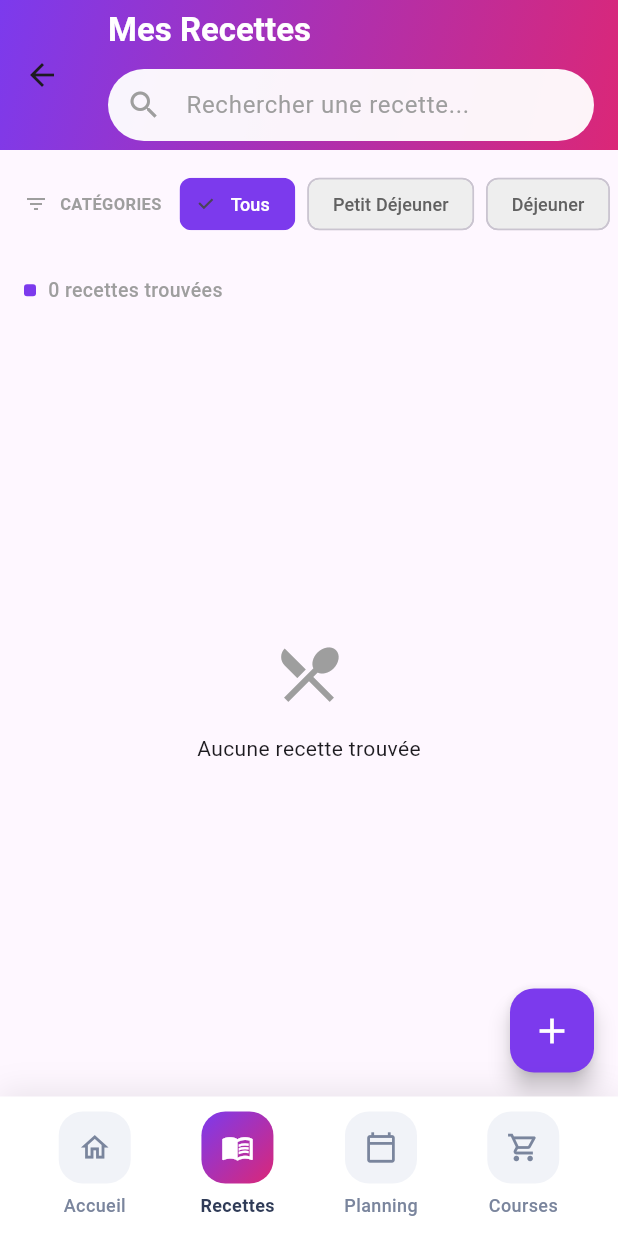
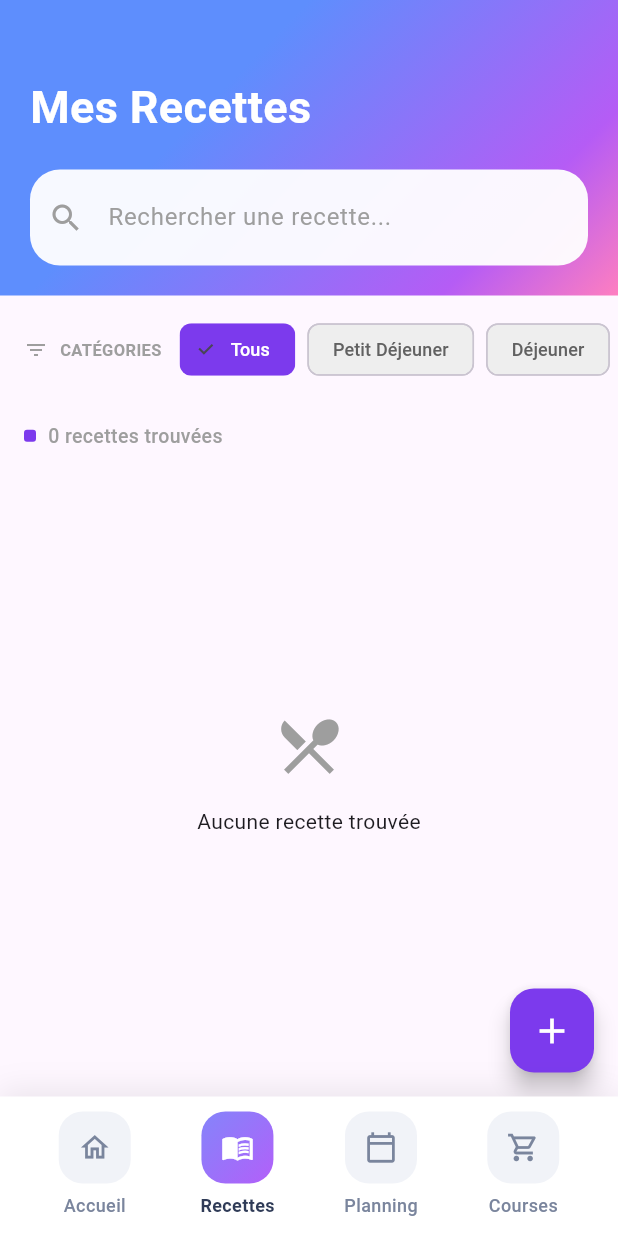
Before and after one commit to skandar96/DEVMOB-GestionRepas, a Flutter app: the MainNavigation screen opened by its route, item 2 of the bottom bar chosen, on a phone screen of 412 x 824 dp. Run offline on Flutter 3.47's test engine with Material 3 defaults, Android fonts, the phone set to English and light mode, and no system bars; our stand-ins replace cloud_firestore, firebase_auth, firebase_core; accounts and stored records are empty; network calls fail.

Commit message:
Refactor UI components with gradient headers and update button styles across authentication and recipe pages

```diff
--- /dev/null
+++ b/lib/theme/gradient_header.dart
@@ -0,0 +1,45 @@
+import 'package:flutter/material.dart';
+
+/// Palette de couleurs pour les dégradés
+class GradientPalette {
+  static List<Color> colors = [
+    const Color.fromARGB(163, 94, 142, 253).withOpacity(1.0), // Blue
+    const Color.fromARGB(227, 181, 92, 245).withOpacity(1.0), // Purple
+    const Color.fromARGB(230, 254, 126, 192).withOpacity(1.0), // Pink
+  ];
+
+  static const List<double> stops = [0.0, 0.7, 1.0];
+}
+
+/// Widget de header avec dégradé 3 couleurs
+class GradientHeader extends StatelessWidget {
+  final Widget child;
+  final EdgeInsets padding;
+  final Alignment begin;
+  final Alignment end;
+
+  const GradientHeader({
+    super.key,
+    required this.child,
+    this.padding = const EdgeInsets.fromLTRB(20, 50, 20, 55),
+    this.begin = Alignment.topCenter,
+    this.end = Alignment.bottomRight,
+  });
+
+  @override
+  Widget build(BuildContext context) {
+    return Container(
+      width: double.infinity,
+      padding: padding,
+      decoration: BoxDecoration(
+        gradient: LinearGradient(
+          colors: GradientPalette.colors,
+          stops: GradientPalette.stops,
+          begin: begin,
+          end: end,
+        ),
+      ),
+      child: child,
+    );
+  }
+}
--- a/lib/views/Recipe/RecipeListPage.dart
+++ b/lib/views/Recipe/RecipeListPage.dart
@@ -2,6 +2,7 @@ import 'package:flutter/material.dart';
 import 'package:provider/provider.dart';
 import '../../providers/RecipeProvider.dart';
 import '../../Models/recipe.dart';
+import '../../theme/gradient_header.dart';
 
 class RecipeListPage extends StatefulWidget {
   const RecipeListPage({super.key});
@@ -34,13 +35,22 @@ class _RecipeListPageState extends State<RecipeListPage> {
   @override
   Widget build(BuildContext context) {
     return Scaffold(
-      appBar: _buildAppBar(),
       floatingActionButton: FloatingActionButton(
         onPressed: () => Navigator.pushNamed(context, '/addRecipe'),
         backgroundColor: const Color(0xFF7C3AED),
         child: const Icon(Icons.add, color: Colors.white, size: 28),
       ),
-      body: Consumer<RecipeProvider>(
+      body: Column(
+        children: [
+          _buildAppBar(),
+          Expanded(child: _buildBody()),
+        ],
+      ),
+    );
+  }
+
+  Widget _buildBody() {
+    return Consumer<RecipeProvider>(
       builder: (context, recipeProvider, child) {
         if (recipeProvider.isLoading) {
           return const Center(child: CircularProgressIndicator());
@@ -116,7 +126,6 @@ class _RecipeListPageState extends State<RecipeListPage> {
           ],
         );
       },
-      ),
     );
   }
 
@@ -132,32 +141,21 @@ class _RecipeListPageState extends State<RecipeListPage> {
     }).toList();
   }
 
-  PreferredSizeWidget _buildAppBar() {
-    return AppBar(
-      backgroundColor: const Color.fromARGB(255, 97, 21, 228),
-      elevation: 0,
-      toolbarHeight: 100,
-      flexibleSpace: Container(
-        decoration: const BoxDecoration(
-          gradient: LinearGradient(
-            colors: [Color(0xFF7C3AED), Color(0xFFDB2777)],
-            begin: Alignment.topLeft,
-            end: Alignment.bottomRight,
-          ),
-        ),
-      ),
-      title: Column(
+  Widget _buildAppBar() {
+    return GradientHeader(
+      padding: const EdgeInsets.fromLTRB(20, 50, 20, 20),
+      child: Column(
         crossAxisAlignment: CrossAxisAlignment.start,
         children: [
           const Text(
             'Mes Recettes',
             style: TextStyle(
-              fontSize: 22,
+              fontSize: 30,
               fontWeight: FontWeight.bold,
               color: Colors.white,
             ),
           ),
-          const SizedBox(height: 12),
+          const SizedBox(height: 20),
           TextField(
             controller: _searchController,
             onChanged: (value) => setState(() {}),
@@ -166,20 +164,19 @@ class _RecipeListPageState extends State<RecipeListPage> {
               hintStyle: const TextStyle(color: Colors.grey),
               prefixIcon: const Icon(Icons.search, color: Colors.grey),
               border: OutlineInputBorder(
-                borderRadius: BorderRadius.circular(25),
+                borderRadius: BorderRadius.circular(20),
                 borderSide: BorderSide.none,
               ),
               filled: true,
               fillColor: Colors.white.withOpacity(0.95),
               contentPadding: const EdgeInsets.symmetric(
                 horizontal: 16,
-                vertical: 12,
+                vertical: 20,
               ),
             ),
           ),
         ],
       ),
-      centerTitle: false,
     );
   }
 
@@ -320,10 +317,10 @@ class _RecipeListPageState extends State<RecipeListPage> {
                     recipe.category.color,
                   ],
                 ),
-                borderRadius: BorderRadius.circular(12),
+                borderRadius: BorderRadius.circular(25),
               ),
               child: const Icon(
-                Icons.arrow_forward,
+                Icons.navigate_next_outlined,
                 color: Colors.white,
                 size: 24,
               ),
--- a/lib/views/widgets/bottom_nav_bar.dart
+++ b/lib/views/widgets/bottom_nav_bar.dart
@@ -49,7 +49,7 @@ class CustomBottomNavBar extends StatelessWidget {
                     color: isSelected ? null : const Color(0xFFF1F3F8),
                     gradient: isSelected
                         ? const LinearGradient(
-                            colors: [Color(0xFF7C3AED), Color(0xFFDB2777)],
+                            colors: [Color.fromARGB(205, 104, 102, 249), Color.fromARGB(237, 174, 83, 249)],
                             begin: Alignment.topLeft,
                             end: Alignment.bottomRight,
                           )
```
Also changed, not shown: lib/views/Auth/LoginPage.dart (+22 -15 lines), lib/views/Auth/RegisterPage .dart (+27 -25 lines), lib/views/Home/home_page.dart (+35 -22 lines), 1 other file. Lines whose indentation alone changed are shown as unchanged.
